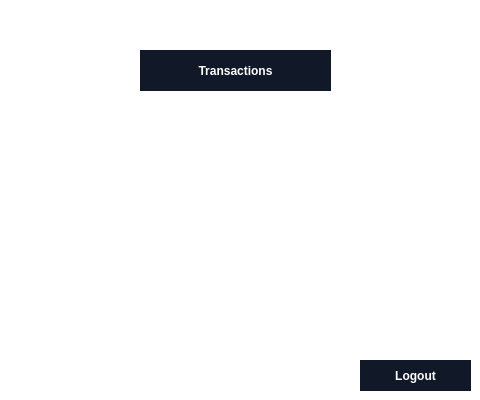
Qt form UIs/AdminMain.ui (ahmedsilat44/Ledger) before a commit; both pictures show x 0 to 480 and y 240 to 640 of the 480 by 640 pixel window.
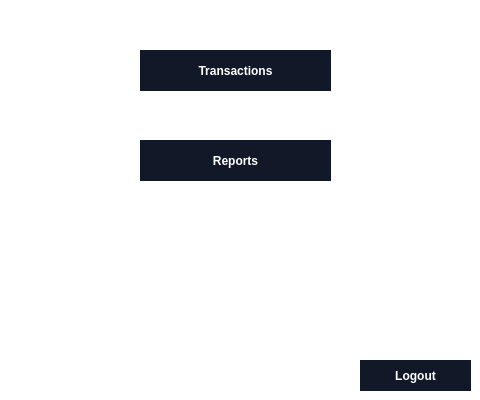
The same form after that commit.

Commit message: added admin reports

What changed in the file:
```diff
--- a/UIs/AdminMain.ui
+++ b/UIs/AdminMain.ui
@@ -135,6 +135,37 @@
      <string>Logout</string>
     </property>
    </widget>
+   <widget class="QPushButton" name="pushButton_3">
+    <property name="geometry">
+     <rect>
+      <x>140</x>
+      <y>380</y>
+      <width>191</width>
+      <height>41</height>
+     </rect>
+    </property>
+    <property name="cursor">
+     <cursorShape>PointingHandCursor</cursorShape>
+    </property>
+    <property name="styleSheet">
+     <string notr="true">
+  background-color: #111827;
+  border: 1px solid transparent;
+  border-radius: .75rem;
+  color: #FFFFFF;
+  font-family: &quot;Inter var&quot;,ui-sans-serif,system-ui,-apple-system,system-ui,&quot;Segoe UI&quot;,Roboto,&quot;Helvetica Neue&quot;,Arial,&quot;Noto Sans&quot;,sans-serif,&quot;Apple Color Emoji&quot;,&quot;Segoe UI Emoji&quot;,&quot;Segoe UI Symbol&quot;,&quot;Noto Color Emoji&quot;;
+  font-size: 1.125rem;
+  font-weight: 600;
+  line-height: 1.5rem;
+  padding: .75rem 1.2rem;
+  text-align: center;
+  width: auto;
+</string>
+    </property>
+    <property name="text">
+     <string>Reports</string>
+    </property>
+   </widget>
   </widget>
  </widget>
  <resources/>
```
The commit also changes 2 other files.
